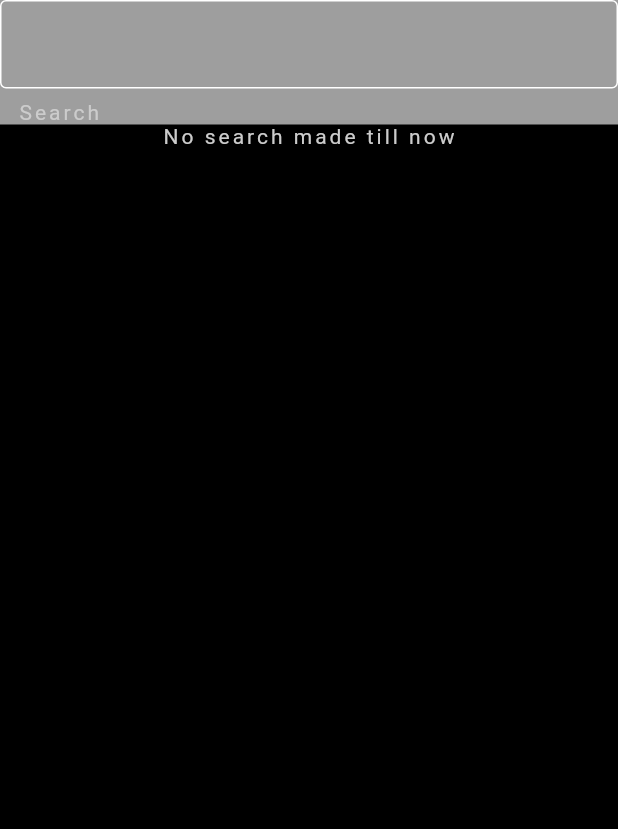
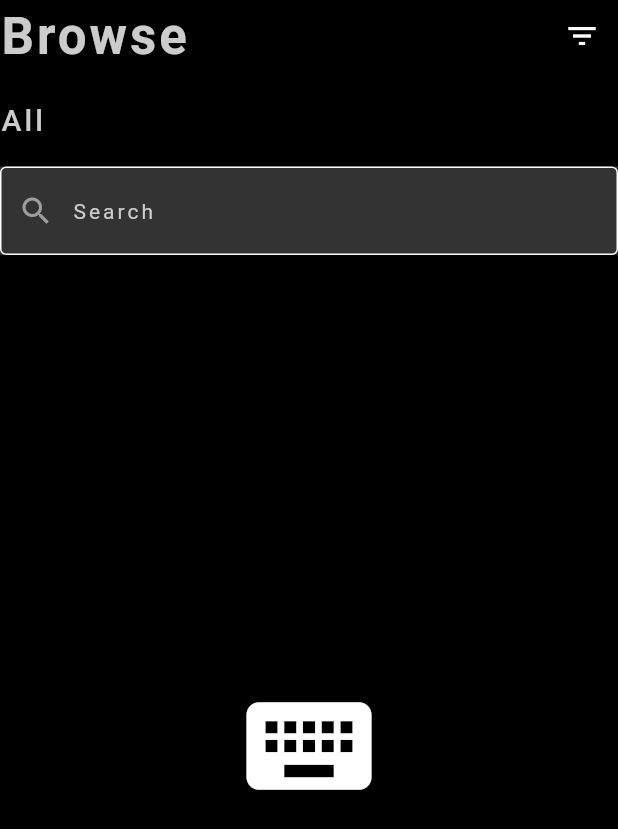
Before and after one commit to Nikhileshwar96/browse_movies, a Flutter app: the screen it shows after launch, on a phone screen of 412 x 824 dp. Shown: the top 829 px of the screen. Run offline on Flutter 3.47's test engine with Material 2 defaults, Android fonts, the light colour scheme and no system bars; our stand-ins replace bloc, equatable, flutter_bloc, sqflite; accounts and stored records are empty.

Commit message:
Fixed UI glitches

```diff
--- a/lib/blocs/movie_browse_bloc/movie_browse_event.dart
+++ b/lib/blocs/movie_browse_bloc/movie_browse_event.dart
@@ -13,3 +13,10 @@ class SearchMovies extends MovieBrowseEvent {
     this.searchQuery,
   );
 }
+
+class FilterContent extends MovieBrowseEvent {
+  final ContentType contentType;
+  FilterContent(
+    this.contentType,
+  );
+}
--- a/lib/blocs/movie_browse_bloc/movie_browse_state.dart
+++ b/lib/blocs/movie_browse_bloc/movie_browse_state.dart
@@ -10,9 +10,38 @@ class MovieListLoading extends MovieBrowseState {
 
 class MovieListLoaded extends MovieBrowseState {
   final List<Movie> movies;
+  final String searchQuery;
 
-  MovieListLoaded(this.movies);
+  MovieListLoaded(
+    this.movies,
+    this.searchQuery,
+  );
 
   @override
-  List<Object?> get props => [movies];
+  List<Object?> get props => [
+        movies,
+        searchQuery,
+      ];
 }
+
+class MovieListFailed extends MovieBrowseState {
+  final SearchFailureType failureType;
+  final String searchQuery;
+
+  MovieListFailed(
+    this.failureType,
+    this.searchQuery,
+  );
+
+  @override
+  List<Object?> get props => [
+        failureType,
+        searchQuery,
+      ];
+}
+
+enum SearchFailureType {
+  toomanyResults,
+  movieNotFound,
+  unknown,
+}
--- a/lib/main.dart
+++ b/lib/main.dart
@@ -39,17 +39,18 @@ class MyApp extends StatelessWidget {
           title: 'Flutter Demo',
           theme: ThemeData(
               primarySwatch: const MaterialColor(0xFF000000, {
-                50: Colors.black,
-                100: Colors.black,
-                200: Colors.black,
-                300: Colors.black,
-                400: Colors.black,
-                500: Colors.black,
-                600: Colors.black,
-                700: Colors.black,
-                800: Colors.black,
-                900: Colors.black
+                50: Colors.grey,
+                100: Colors.grey,
+                200: Colors.grey,
+                300: Colors.grey,
+                400: Colors.grey,
+                500: Colors.grey,
+                600: Colors.grey,
+                700: Colors.grey,
+                800: Colors.grey,
+                900: Colors.grey
               }),
+              unselectedWidgetColor: Colors.grey,
               backgroundColor: Colors.black,
               scaffoldBackgroundColor: Colors.black,
               textTheme: Theme.of(context).textTheme.copyWith(
--- a/lib/models/search_result.dart
+++ b/lib/models/search_result.dart
@@ -2,8 +2,14 @@ import 'movie.dart';
 
 class SearchResult {
   List<Movie> movies = [];
+  bool response = false;
+  String failureType = '';
 
-  SearchResult({required this.movies});
+  SearchResult({
+    required this.movies,
+    required this.response,
+    required this.failureType,
+  });
 
   SearchResult.fromJson(Map<String, dynamic> json) {
     if (json['Search'] != null) {
@@ -11,6 +17,12 @@ class SearchResult {
       json['Search'].forEach((v) {
         movies.add(Movie.fromJson(v));
       });
+    }
+    if (json['Response'] != null) {
+      response = json['Response'].toString().toLowerCase() == 'true';
+    }
+    if (json['Error'] != null) {
+      failureType = json['Error'];
     }
   }
 
--- a/lib/pages/movies_browserer_page.dart
+++ b/lib/pages/movies_browserer_page.dart
@@ -1,3 +1,9 @@
+import 'package:browse_movies/views/movie_not_found_view.dart';
+import 'package:browse_movies/views/movie_search_failed_view.dart';
+import 'package:browse_movies/views/movie_search_loading.dart';
+import 'package:browse_movies/views/no_search_made.dart';
+import 'package:browse_movies/views/too_many_results.dart';
+
 import '../blocs/movie_browse_bloc/movie_browse_bloc.dart';
 import '../views/movie_item_view.dart';
 import 'package:flutter/material.dart';
@@ -14,6 +20,8 @@ class MovieBrowsePage extends StatefulWidget {
 
 class _MovieBrowsePageState extends State<MovieBrowsePage> {
   TextEditingController searchController = TextEditingController();
+  bool isFilterOpen = false;
+  String seaarchType = 'All';
 
   @override
   void initState() {
@@ -31,14 +39,116 @@ class _MovieBrowsePageState extends State<MovieBrowsePage> {
     return Scaffold(
       body: SafeArea(
         child: Column(
+          crossAxisAlignment: CrossAxisAlignment.start,
           children: [
+            Row(
+              children: [
+                Expanded(
+                  child: Text(
+                    'Browse',
+                    style: Theme.of(context).textTheme.headline4?.copyWith(
+                          fontWeight: FontWeight.bold,
+                        ),
+                  ),
+                ),
+                IconButton(
+                  onPressed: () {
+                    setState(() {
+                      isFilterOpen = !isFilterOpen;
+                    });
+                  },
+                  icon: const Icon(
+                    Icons.filter_list,
+                  ),
+                ),
+              ],
+            ),
+            const SizedBox(
+              height: 20,
+            ),
+            isFilterOpen
+                ? Column(
+                    children: [
+                      Row(
+                        children: [
+                          Checkbox(
+                            value: seaarchType == 'All',
+                            onChanged: (currentState) {
+                              setState(() {
+                                if (currentState ?? false) {
+                                  seaarchType = 'All';
+                                }
+
+                                BlocProvider.of<MovieBrowseBloc>(context)
+                                    .add(FilterContent(ContentType.all));
+                              });
+                            },
+                          ),
+                          const Expanded(
+                            child: Text('All'),
+                          ),
+                        ],
+                      ),
+                      Row(
+                        children: [
+                          Checkbox(
+                            value: seaarchType == 'Movies',
+                            onChanged: (currentState) {
+                              setState(() {
+                                if (currentState ?? false) {
+                                  seaarchType = 'Movies';
+                                }
+
+                                BlocProvider.of<MovieBrowseBloc>(context)
+                                    .add(FilterContent(ContentType.movies));
+                              });
+                            },
+                          ),
+                          const Expanded(
+                            child: Text('Movies'),
+                          ),
+                        ],
+                      ),
+                      Row(
+                        children: [
+                          Checkbox(
+                            value: seaarchType == 'Series',
+                            onChanged: (currentState) {
+                              setState(() {
+                                if (currentState ?? false) {
+                                  seaarchType = 'Series';
+                                }
+
+                                BlocProvider.of<MovieBrowseBloc>(context)
+                                    .add(FilterContent(ContentType.series));
+                              });
+                            },
+                          ),
+                          const Expanded(
+                            child: Text('Series'),
+                          ),
+                        ],
+                      )
+                    ],
+                  )
+                : Text(
+                    seaarchType,
+                    style: Theme.of(context).textTheme.headline6,
+                  ),
+            const SizedBox(
+              height: 20,
+            ),
             Container(
-              color: Colors.grey,
+              color: const Color(0xFF333333),
               child: TextField(
                 cursorColor: Colors.white,
                 decoration: InputDecoration(
-                  helperText: 'Search',
-                  helperStyle: Theme.of(context).textTheme.bodyText2,
+                  hintText: 'Search',
+                  prefixIcon: const Icon(
+                    Icons.search,
+                    color: Colors.grey,
+                  ),
+                  hintStyle: Theme.of(context).textTheme.bodyText2,
                   border: const OutlineInputBorder(
                     borderSide: BorderSide(
                       color: Colors.white,
@@ -66,7 +176,7 @@ class _MovieBrowsePageState extends State<MovieBrowsePage> {
                 builder: (context, state) {
                   if (state is MovieListLoaded) {
                     if (state.movies.isEmpty) {
-                      return const Text('No search made till now');
+                      return const NoSearchMade();
                     }
                     return GridView.builder(
                       padding: const EdgeInsets.all(
@@ -83,22 +193,26 @@ class _MovieBrowsePageState extends State<MovieBrowsePage> {
                       itemBuilder: (itemContext, index) =>
                           MovieItemView(state.movies[index]),
                     );
-                  } else {
-                    return Center(
-                      child: Column(
-                        mainAxisAlignment: MainAxisAlignment.center,
-                        children: <Widget>[
-                          Text(
-                            'Loading... loading... loading oh loading since, ${state.toString()}',
-                          ),
-                          Text(
-                            '',
-                            style: Theme.of(context).textTheme.headline4,
-                          ),
-                        ],
-                      ),
-                    );
                   }
+
+                  if (state is MovieListLoading) {
+                    return const MovieSearchLoading();
+                  }
+
+                  if (state is MovieListFailed) {
+                    switch (state.failureType) {
+                      case SearchFailureType.unknown:
+                        return searchController.text.isNotEmpty
+                            ? const MovieSearchFailed()
+                            : const MovieSearchTooManyResults();
+                      case SearchFailureType.movieNotFound:
+                        return const MovieNotFound();
+                      case SearchFailureType.toomanyResults:
+                        return const MovieSearchTooManyResults();
+                    }
+                  }
+
+                  return Container();
                 },
               ),
             ),
--- a/lib/repositories/abstracts/movie_repository.dart
+++ b/lib/repositories/abstracts/movie_repository.dart
@@ -1,3 +1,5 @@
+import 'package:browse_movies/models/search_result.dart';
+
 import '../abstracts/api_repository.dart';
 import '../../models/movie.dart';
 import '../../models/movie_details.dart';
@@ -6,6 +8,6 @@ abstract class MovieRepository {
   MovieRepository(APIRepository apiRepository);
 
   Future<List<Movie>> getPreviousSearch();
-  Future<List<Movie>> getSearchResult(String searchQuery);
+  Future<SearchResult> getSearchResult(String searchQuery);
   Future<MovieDetails> getMovieDetails(String imdbId);
 }
--- /dev/null
+++ b/lib/views/no_search_made.dart
@@ -0,0 +1,20 @@
+import 'package:flutter/material.dart';
+
+class NoSearchMade extends StatefulWidget {
+  const NoSearchMade({Key? key}) : super(key: key);
+
+  @override
+  _NoSearchMadeState createState() => _NoSearchMadeState();
+}
+
+class _NoSearchMadeState extends State<NoSearchMade> {
+  @override
+  Widget build(BuildContext context) {
+    return const Center(
+      child: Icon(
+        Icons.keyboard,
+        size: 100,
+      ),
+    );
+  }
+}
--- a/pubspec.yaml
+++ b/pubspec.yaml
@@ -30,3 +30,6 @@ dev_dependencies:
 
 flutter:
   uses-material-design: true
+
+  assets:
+    - assets/image_not_available.jpg
```
Also changed, not shown: lib/blocs/movie_browse_bloc/movie_browse_bloc.dart (+60 -6 lines), lib/pages/movie_details_page.dart (+14 -1 lines), lib/repositories/implementations/omdb_movie_repository.dart (+4 -4 lines), lib/views/image_gradient_background.dart (+6 -4 lines), lib/views/movie_item_view.dart (+14 -6 lines), lib/views/movie_not_found_view.dart (added, +19 -0 lines), lib/views/movie_search_failed_view.dart (added, +19 -0 lines), lib/views/movie_search_loading.dart (added, +21 -0 lines), lib/views/too_many_results.dart (added, +20 -0 lines), assets/image_not_available.jpg (added).
